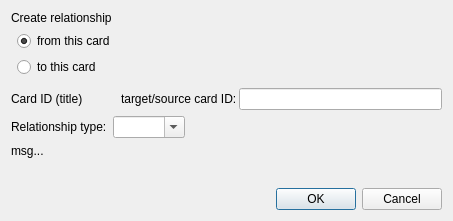
Above: src/widgets/dialogs/dialog_create_relationship.ui from ManiYang/ManiCard before the change. Below: the same form after it.
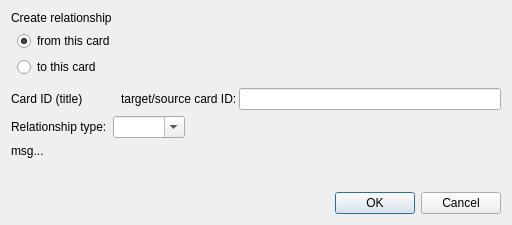
That is the form after the change. Icons and pictures are not drawn.

```diff
--- a/src/widgets/dialogs/dialog_create_relationship.ui
+++ b/src/widgets/dialogs/dialog_create_relationship.ui
@@ -6,8 +6,8 @@
    <rect>
     <x>0</x>
     <y>0</y>
-    <width>453</width>
-    <height>221</height>
+    <width>512</width>
+    <height>225</height>
    </rect>
   </property>
   <property name="windowTitle">
```
